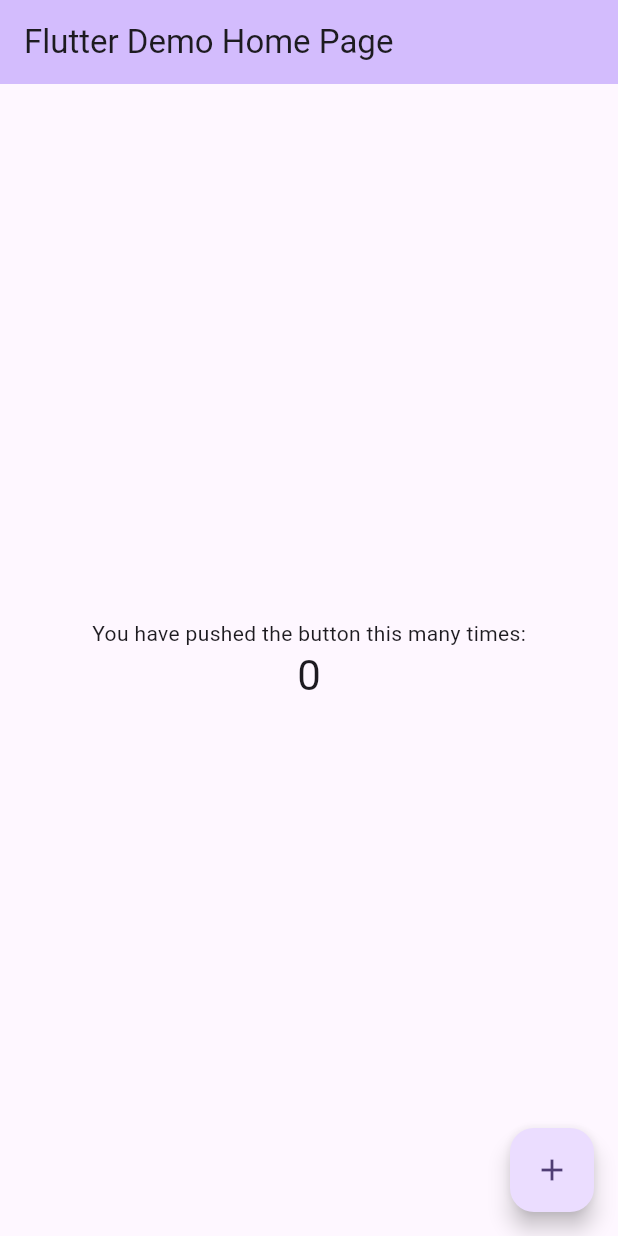
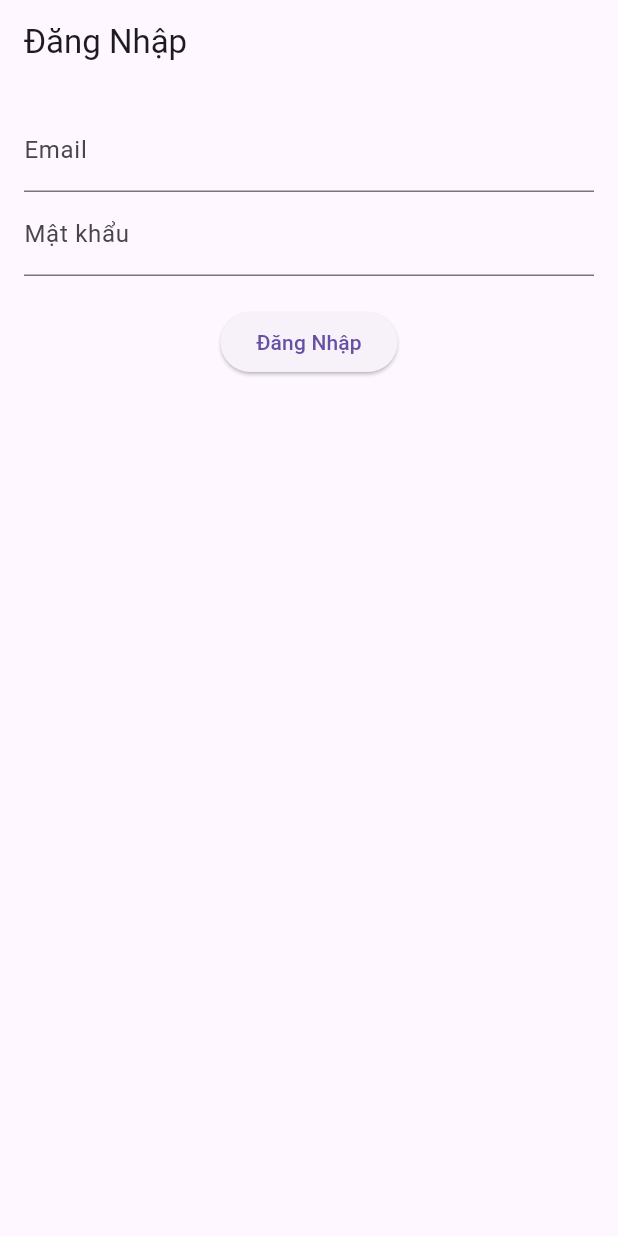
Before and after one commit to GON3008/VNExplore-App, a Flutter app: the screen it shows after launch, on a phone screen of 412 x 824 dp. Run offline on Flutter 3.47's test engine with Material 3 defaults, Android fonts, the phone set to English and light mode, and no system bars; our stand-ins replace shared_preferences.

Commit message:
rest api login logout and display form login for home

```diff
--- a/lib/main.dart
+++ b/lib/main.dart
@@ -1,125 +1,32 @@
 import 'package:flutter/material.dart';
+import 'services/auth.dart';
+import 'screens/login.dart';
+import 'screens/home.dart';
 
-void main() {
-  runApp(const MyApp());
+void main() async {
+  WidgetsFlutterBinding.ensureInitialized();
+  final AuthService _authService = AuthService();
+  final token = await _authService.getToken();
+
+  runApp(MyApp(initialRoute: token != null ? '/home' : '/login'));
 }
 
 class MyApp extends StatelessWidget {
-  const MyApp({super.key});
+  final String initialRoute;
 
-  // This widget is the root of your application.
+  MyApp({required this.initialRoute});
+
   @override
   Widget build(BuildContext context) {
     return MaterialApp(
-      title: 'Flutter Demo',
-      theme: ThemeData(
-        // This is the theme of your application.
-        //
-        // TRY THIS: Try running your application with "flutter run". You'll see
-        // the application has a purple toolbar. Then, without quitting the app,
-        // try changing the seedColor in the colorScheme below to Colors.green
-        // and then invoke "hot reload" (save your changes or press the "hot
-        // reload" button in a Flutter-supported IDE, or press "r" if you used
-        // the command line to start the app).
-        //
-        // Notice that the counter didn't reset back to zero; the application
-        // state is not lost during the reload. To reset the state, use hot
-        // restart instead.
-        //
-        // This works for code too, not just values: Most code changes can be
-        // tested with just a hot reload.
-        colorScheme: ColorScheme.fromSeed(seedColor: Colors.deepPurple),
-        useMaterial3: true,
-      ),
-      home: const MyHomePage(title: 'Flutter Demo Home Page'),
+      title: 'Flutter Login Demo',
+      debugShowCheckedModeBanner: false,
+      theme: ThemeData(primarySwatch: Colors.blue),
+      initialRoute: initialRoute,
+      routes: {
+        '/login': (context) => LoginScreen(),
+        '/home': (context) => HomeScreen(),
+      },
     );
   }
 }
-
-class MyHomePage extends StatefulWidget {
-  const MyHomePage({super.key, required this.title});
-
-  // This widget is the home page of your application. It is stateful, meaning
-  // that it has a State object (defined below) that contains fields that affect
-  // how it looks.
-
-  // This class is the configuration for the state. It holds the values (in this
-  // case the title) provided by the parent (in this case the App widget) and
-  // used by the build method of the State. Fields in a Widget subclass are
-  // always marked "final".
-
-  final String title;
-
-  @override
-  State<MyHomePage> createState() => _MyHomePageState();
-}
-
-class _MyHomePageState extends State<MyHomePage> {
-  int _counter = 0;
-
-  void _incrementCounter() {
-    setState(() {
-      // This call to setState tells the Flutter framework that something has
-      // changed in this State, which causes it to rerun the build method below
-      // so that the display can reflect the updated values. If we changed
-      // _counter without calling setState(), then the build method would not be
-      // called again, and so nothing would appear to happen.
-      _counter++;
-    });
-  }
-
-  @override
-  Widget build(BuildContext context) {
-    // This method is rerun every time setState is called, for instance as done
-    // by the _incrementCounter method above.
-    //
-    // The Flutter framework has been optimized to make rerunning build methods
-    // fast, so that you can just rebuild anything that needs updating rather
-    // than having to individually change instances of widgets.
-    return Scaffold(
-      appBar: AppBar(
-        // TRY THIS: Try changing the color here to a specific color (to
-        // Colors.amber, perhaps?) and trigger a hot reload to see the AppBar
-        // change color while the other colors stay the same.
-        backgroundColor: Theme.of(context).colorScheme.inversePrimary,
-        // Here we take the value from the MyHomePage object that was created by
-        // the App.build method, and use it to set our appbar title.
-        title: Text(widget.title),
-      ),
-      body: Center(
-        // Center is a layout widget. It takes a single child and positions it
-        // in the middle of the parent.
-        child: Column(
-          // Column is also a layout widget. It takes a list of children and
-          // arranges them vertically. By default, it sizes itself to fit its
-          // children horizontally, and tries to be as tall as its parent.
-          //
-          // Column has various properties to control how it sizes itself and
-          // how it positions its children. Here we use mainAxisAlignment to
-          // center the children vertically; the main axis here is the vertical
-          // axis because Columns are vertical (the cross axis would be
-          // horizontal).
-          //
-          // TRY THIS: Invoke "debug painting" (choose the "Toggle Debug Paint"
-          // action in the IDE, or press "p" in the console), to see the
-          // wireframe for each widget.
-          mainAxisAlignment: MainAxisAlignment.center,
-          children: <Widget>[
-            const Text(
-              'You have pushed the button this many times:',
-            ),
-            Text(
-              '$_counter',
-              style: Theme.of(context).textTheme.headlineMedium,
-            ),
-          ],
-        ),
-      ),
-      floatingActionButton: FloatingActionButton(
-        onPressed: _incrementCounter,
-        tooltip: 'Increment',
-        child: const Icon(Icons.add),
-      ), // This trailing comma makes auto-formatting nicer for build methods.
-    );
-  }
-}
--- /dev/null
+++ b/lib/screens/login.dart
@@ -0,0 +1,65 @@
+import 'package:flutter/material.dart';
+import '/services/auth.dart';
+
+class LoginScreen extends StatefulWidget {
+  @override
+  _LoginScreenState createState() => _LoginScreenState();
+}
+
+class _LoginScreenState extends State<LoginScreen> {
+  final _emailController = TextEditingController();
+  final _passwordController = TextEditingController();
+  String? _errorMessage;
+
+  void _login() async {
+    AuthService authService = AuthService();
+    final success = await authService.login(
+      _emailController.text,
+      _passwordController.text,
+    );
+
+    if (success) {
+      Navigator.pushReplacementNamed(context, '/home');
+    } else {
+      setState(() {
+        _errorMessage = 'Đăng nhập thất bại, vui lòng kiểm tra lại.';
+      });
+    }
+  }
+
+  @override
+  Widget build(BuildContext context) {
+    return Scaffold(
+      appBar: AppBar(title: Text('Đăng Nhập')),
+      body: Padding(
+        padding: const EdgeInsets.all(16.0),
+        child: Column(
+          children: [
+            TextField(
+              controller: _emailController,
+              decoration: InputDecoration(labelText: 'Email'),
+            ),
+            TextField(
+              controller: _passwordController,
+              decoration: InputDecoration(labelText: 'Mật khẩu'),
+              obscureText: true,
+            ),
+
+            SizedBox(height: 20),
+            ElevatedButton(
+              onPressed: _login,
+              child: Text('Đăng Nhập'),
+            ),
+            if (_errorMessage != null) ...[
+              SizedBox(height: 20),
+              Text(
+                _errorMessage!,
+                style: TextStyle(color: Colors.red),
+              ),
+            ],
+          ],
+        ),
+      ),
+    );
+  }
+}
--- /dev/null
+++ b/lib/services/auth.dart
@@ -0,0 +1,62 @@
+import 'package:http/http.dart' as http;
+import 'dart:convert';
+import 'package:shared_preferences/shared_preferences.dart';
+
+class AuthService {
+  final String baseUrl = 'http://vnexplore.test/api/auth'; // Đổi URL này nếu cần
+
+  Future<String?> getToken() async {
+    SharedPreferences prefs = await SharedPreferences.getInstance();
+    return prefs.getString('token'); // Lấy token từ shared preferences
+  }
+
+  Future<bool> login(String email, String password) async {
+    // Kiểm tra độ dài mật khẩu và định dạng email
+    if (email.isEmpty || !RegExp(r'^[^@]+@[^@]+\.[^@]+').hasMatch(email)) {
+      print('Email không hợp lệ');
+      return false;
+    }
+
+    if (password.length < 8) {
+      print('Mật khẩu phải có ít nhất 8 ký tự');
+      return false;
+    }
+
+    final response = await http.post(
+      Uri.parse('$baseUrl/login'),
+      headers: {
+        'Content-Type': 'application/json',
+      },
+      body: jsonEncode({
+        'email': email,
+        'password': password,
+      }),
+    );
+
+    print('Response status: ${response.statusCode}');
+    print('Response body: ${response.body}');
+
+    if (response.statusCode == 200) {
+      final data = jsonDecode(response.body); // Khai báo biến data ở đây
+
+      // Lưu token vào SharedPreferences
+      String? jwtToken = data['data']['jwt_token'];
+      if (jwtToken != null) {
+        SharedPreferences prefs = await SharedPreferences.getInstance();
+        await prefs.setString('token', jwtToken);
+      }
+
+      return true;
+    } else {
+      final data = jsonDecode(response.body); // Đưa lại khai báo biến data ở đây
+      // Xử lý lỗi trả về từ server
+      print('Đăng nhập thất bại: ${data['message']}');
+      return false; // Đăng nhập thất bại
+    }
+  }
+
+  Future<void> logout() async {
+    SharedPreferences prefs = await SharedPreferences.getInstance();
+    await prefs.remove('token'); // Xóa token
+  }
+}
--- a/pubspec.yaml
+++ b/pubspec.yaml
@@ -30,6 +30,8 @@ environment:
 dependencies:
   flutter:
     sdk: flutter
+  http: ^0.13.4
+  shared_preferences: ^2.0.15
 
 
   # The following adds the Cupertino Icons font to your application.
```
Also changed, not shown: lib/screens/home.dart (added, +27 -0 lines), lib/screens/loading.dart (added, +13 -0 lines), lib/screens/register.dart (added), pubspec.lock, 1 other file.
